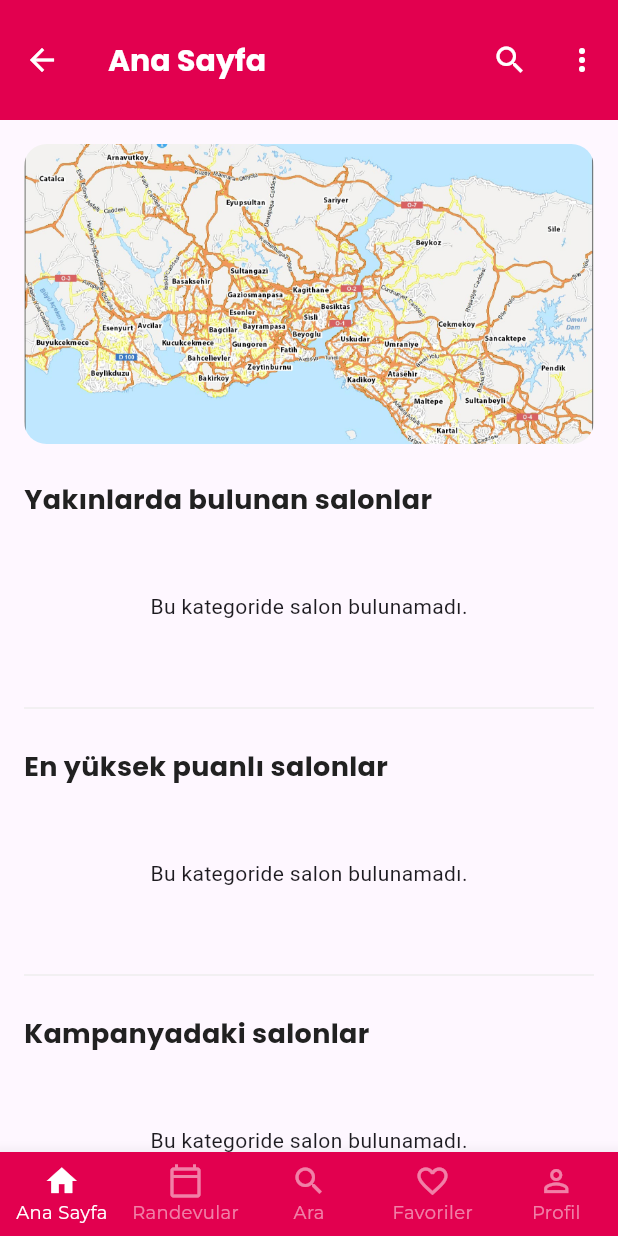
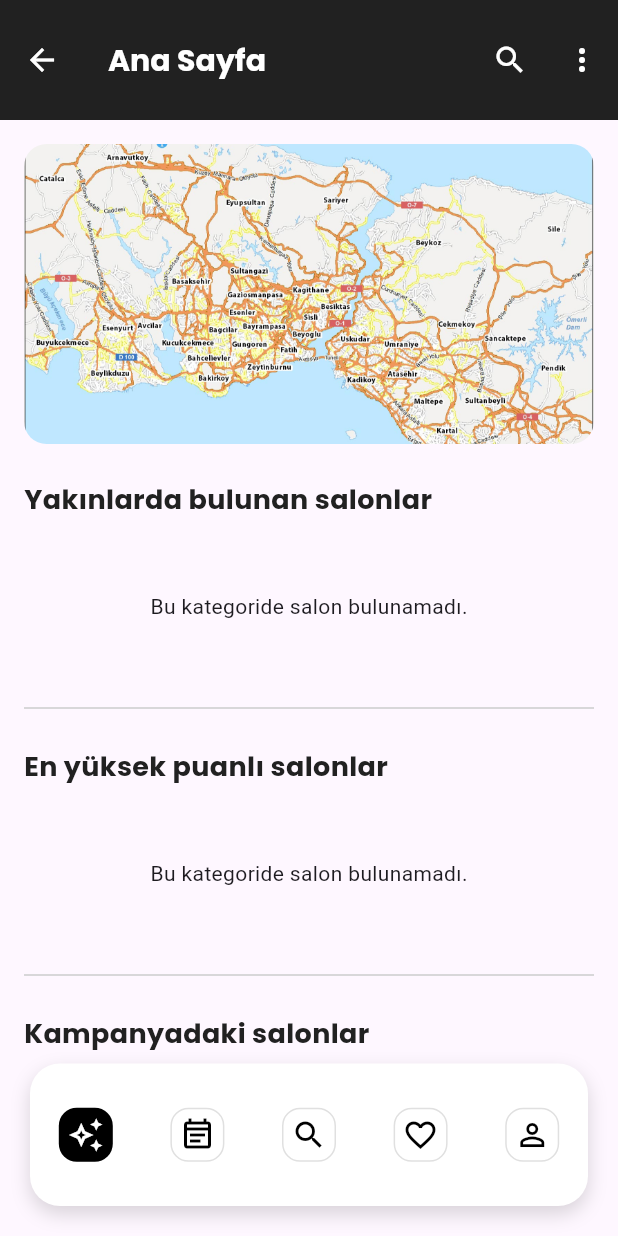
Before and after one commit to emirhankaya00/denemeye_devam, a Flutter app: the MainApp screen opened directly, on a phone screen of 412 x 824 dp. Run offline on Flutter 3.47's test engine with Material 3 defaults, Android fonts, the phone set to English and light mode, and no system bars; our stand-ins replace supabase_flutter; accounts and stored records are empty; network calls fail.

```diff
--- a/lib/core/app_colors.dart
+++ b/lib/core/app_colors.dart
@@ -1,53 +1,51 @@
 import 'package:flutter/material.dart';
 
 class AppColors {
-  // Uygulamanızın ana renk paleti
-  static const Color primary = Color(0xFFDE013F); // Ana renk (mor tonu)
-  static const Color primaryLight = Color(0xFFBB86FC); // Ana rengin daha açık tonu
-  static const Color primaryDark = Color(0xFF3700B3); // Ana rengin daha koyu tonu
+  // Uygulamanızın ana renk paleti - (Gri tonlarına çevrildi)
+  static const Color primary = Color(0xFF424242); // Koyu gri (Eskiden mor tonu)
+  static const Color primaryLight = Color(0xFFBDBDBD); // Açık gri (Eskiden daha açık mor tonu)
+  static const Color primaryDark = Color(0xFF212121); // Çok koyu gri/neredeyse siyah (Eskiden daha koyu mor tonu)
 
-  static const Color secondary = Color(0xFF03DAC6); // Vurgu rengi (turkuaz tonu)
-  static const Color secondaryLight = Color(0xFF66FFF9); // Vurgu rengin daha açık tonu
-  static const Color secondaryDark = Color(0xFF018786); // Vurgu rengin daha koyu tonu
+  static const Color secondary = Color(0xFF757575); // Orta gri (Eskiden turkuaz tonu)
+  static const Color secondaryLight = Color(0xFFE0E0E0); // Çok açık gri (Eskiden daha açık turkuaz tonu)
+  static const Color secondaryDark = Color(0xFF424242); // Koyu gri (Eskiden daha koyu turkuaz tonu)
 
-  static const Color primaryColor = Color(0xFFE2004F); // Başlıktaki ve alttaki çubuktaki bordo/kırmızı
-  static const Color accentColor = Color(0xFFFC5C7D); // Canlı pembe/kırmızı vurgu (belki buton içi)
-  static const Color backgroundColorLight = Color(0xFFF9F9F9); // Açık gri arka plan
+  static const Color primaryColor = Color(0xFF212121); // Ana siyah/çok koyu gri (Eskiden bordo/kırmızı)
+  static const Color accentColor = Color(0xFF757575); // Orta gri (Eskiden canlı pembe/kırmızı vurgu)
+  static const Color backgroundColorLight = Color(0xFFF9F9F9); // Çok açık gri arka plan
   static const Color backgroundColorDark = Color(0xFFF0F0F0); // Biraz daha koyu gri arka plan
-  static const Color cardColor = Color(0xFFFFFFFF); // Beyaz kart
-  static const Color textFieldFillColor = Color(0xFFFFFFFF); // Input içi beyaz
-  static const Color borderColor = Color(0xFFE0E0E0); // Gri border
+  static const Color cardColor = Color(0xFFFFFFFF); // Saf beyaz kart
+  static const Color textFieldFillColor = Color(0xFFF9F9F9); // Input içi için hafif açık gri
+  static const Color borderColor = Color(0xFFD0D0D0); // Orta açık gri border
   static const Color textColorDark = Color(0xFF212121); // Koyu gri metin
   static const Color textColorLight = Color(0xFF757575); // Açık gri metin
-  static const Color iconColor = Color(0xFF9E9E9E); // Gri ikon
-  static const Color starColor = Color(0xFFFFD700); // Sarı yıldız rengi (Altın sarısı)
-  static const Color tagColorActive = Color(0xFFE2004F); // Aktif etiket (Kırmızı)
-  static const Color tagColorPassive = Color(0xFFCCCCCC); // Pasif etiket (Gri)
-  static const Color dividerColor = Color(0xFFEEEEEE); // Ayırıcı çizgiler
+  static const Color iconColor = Color(0xFF9E9E9E); // Orta gri ikon
+  static const Color starColor = Color(0xFFFFCC00); // Sarı yıldız rengi (Altın sarısı, genel algıyı bozmamak için korundu)
+  static const Color tagColorActive = Color(0xFF616161); // Aktif etiket (Koyu gri)
+  static const Color tagColorPassive = Color(0xFFE5E5E5); // Pasif etiket (Açık gri)
+  static const Color dividerColor = Color(0xFFCCCCCC); // Ayırıcı çizgiler (Orta açık gri)
 
-
-
-  // Metin renkleri
+  // Metin renkleri (Gri tonlarına çevrildi)
   static const Color textPrimary = Color(0xFF212121); // Koyu metin rengi
   static const Color textSecondary = Color(0xFF757575); // Açık gri metin rengi
-  static const Color textOnPrimary = Colors.white; // Primary rengi üzerindeki metin (genellikle beyaz)
-  static const Color textOnError = Colors.white; // Hata rengi üzerindeki metin (genellikle beyaz)
+  static const Color textOnPrimary = Colors.white; // Primary rengi üzerindeki metin (beyaz)
+  static const Color textOnError = Colors.white; // Hata rengi üzerindeki metin (beyaz)
 
-  // Durum renkleri
-  static const Color error = Color(0xFFB00020); // Hata rengi
-  static const Color success = Color(0xFF4CAF50); // Başarı rengi (yeşil)
-  static const Color warning = Color(0xFFFB8C00); // Uyarı rengi (turuncu)
+  // Durum renkleri (Tonları ayarlandı)
+  static const Color error = Color(0xFFDC3545); // Kırmızı hata (daha uyumlu ton)
+  static const Color success = Color(0xFF28A745); // Yeşil başarı (daha uyumlu ton)
+  static const Color warning = Color(0xFFFFC107); // Turuncu uyarı (daha uyumlu ton)
 
-  // Arka plan ve yüzey renkleri
-  static const Color background = Color(0xFFF5F5F5); // Genel arka plan rengi (açık gri)
+  // Arka plan ve yüzey renkleri (Gri tonlarına çevrildi)
+  static const Color background = Color(0xFFF5F5F5); // Genel arka plan rengi
   static const Color surface = Colors.white; // Kartlar, dialoglar gibi yüzey rengi
 
-  // Gri tonlar (isteğe bağlı)
+  // Gri tonlar (isteğe bağlı - tanımları değiştirilmedi, sadece renk kodları yeni palete uygun)
   static const Color greyLight = Color(0xFFE0E0E0);
   static const Color greyMedium = Color(0xFF9E9E9E);
   static const Color greyDark = Color(0xFF616161);
 
-// Marka özel renkler (örneğin logo renkleri, eğer varsa)
+// Marka özel renkler (eğer varsa, bunları da gri tonlarına uydurabiliriz ya da nötr tutabiliriz)
 // static const Color brandBlue = Color(0xFF1A73E8);
 // static const Color brandGreen = Color(0xFF34A853);
 }
--- a/lib/screens/root_screen.dart
+++ b/lib/screens/root_screen.dart
@@ -12,9 +12,7 @@ import 'package:denemeye_devam/features/appointments/screens/appointments_screen
 import 'package:denemeye_devam/screens/search_screen.dart';
 import 'package:denemeye_devam/screens/favorites_screen.dart';
 import 'package:denemeye_devam/screens/profile_screen.dart';
-import 'package:denemeye_devam/viewmodels/search_viewmodel.dart'; // YENİ: SearchViewModel import edildi
-// Eğer Randevular için de bir ViewModel oluşturursanız, onu da buraya import edin.
-// import 'package:denemeye_devam/viewmodels/appointments_viewmodel.dart';
+import 'package:denemeye_devam/viewmodels/search_viewmodel.dart';
 
 /// Bu widget artık bir yönlendirici (router) görevi görüyor.
 /// Tek işi, kullanıcının giriş durumunu dinleyip doğru ekranı göstermek.
@@ -46,13 +44,13 @@ class _MainAppState extends State<MainApp> {
   late TextEditingController _searchController; // Arama çubuğu için controller
   late FocusNode _searchFocusNode; // Arama çubuğu için focus node
 
-  // Alt navigasyon barında gösterilecek ekranların listesi
+  // Alt navigasyon barında gösterilecek ekranların listesi (5 ikonlu tasarıma göre ayarlandı)
   static final List<Widget> _pages = <Widget>[
-    const DashboardScreen(),
-    const AppointmentsScreen(),
-    const SearchScreen(),
-    const FavoritesScreen(),
-    const ProfileScreen(),
+    const DashboardScreen(), // Index 0
+    const AppointmentsScreen(), // Index 1
+    const SearchScreen(), // Index 2
+    const FavoritesScreen(), // Index 3
+    const ProfileScreen(), // Index 4
   ];
 
   @override
@@ -61,14 +59,12 @@ class _MainAppState extends State<MainApp> {
     _searchController = TextEditingController();
     _searchFocusNode = FocusNode();
 
-    // Arama sorgusu değiştikçe SearchViewModel'ı güncelle
     _searchController.addListener(() {
       Provider.of<SearchViewModel>(context, listen: false).setSearchQuery(_searchController.text);
     });
 
     _searchFocusNode.addListener(() {
       if (!_searchFocusNode.hasFocus) {
-        // Arama çubuğu odağı kaybettiğinde, arama modunu kapat.
         Provider.of<SearchViewModel>(context, listen: false).toggleSearch(false);
       }
     });
@@ -84,17 +80,15 @@ class _MainAppState extends State<MainApp> {
   void _onItemTapped(int index) {
     setState(() {
       _selectedIndex = index;
-      // Yeni bir sekmeye geçildiğinde arama modunu ve sorguyu sıfırla
       _searchController.clear();
       _searchFocusNode.unfocus();
       Provider.of<SearchViewModel>(context, listen: false).toggleSearch(false);
     });
   }
 
-  // Dinamik AppBar oluşturma metodu
   AppBar _buildDynamicAppBar(BuildContext context) {
-    final searchViewModel = context.watch<SearchViewModel>(); // SearchViewModel'ı dinle
-    final authViewModel = context.watch<AuthViewModel>(); // AuthViewModel'ı dinle (logout için)
+    final searchViewModel = context.watch<SearchViewModel>();
+    final authViewModel = context.watch<AuthViewModel>();
 
     String titleText = '';
     bool showSearchField = false;
@@ -104,9 +98,8 @@ class _MainAppState extends State<MainApp> {
     String? searchHint;
 
     switch (_selectedIndex) {
-      case 0: // DashboardScreen (Ana Sayfa)
+      case 0: // DashboardScreen
         titleText = 'Ana Sayfa';
-        // Dashboard'da arama çubuğu yerine arama ikonu veya boş bırakabiliriz
         actions = [
           IconButton(
             icon: const Icon(Icons.search, color: Colors.white),
@@ -141,32 +134,32 @@ class _MainAppState extends State<MainApp> {
           ),
         ];
         break;
-      case 1: // AppointmentsScreen (Randevularım)
+      case 1: // AppointmentsScreen
         titleText = 'Randevularım';
         showSearchField = true;
         searchHint = 'Randevu ara...';
-        showBackButton = true; // Dashboard'a dönmek için geri tuşu
-        leadingAction = () => _onItemTapped(0); // YENİ: Dashboard'a dön
+        showBackButton = true;
+        leadingAction = () => _onItemTapped(0);
         break;
-      case 2: // SearchScreen (Ara)
+      case 2: // SearchScreen
         titleText = 'Ara';
         showSearchField = true;
         searchHint = 'Salon veya hizmet ara...';
-        showBackButton = true; // Dashboard'a dönmek için geri tuşu
-        leadingAction = () => _onItemTapped(0); // YENİ: Dashboard'a dön
+        showBackButton = true;
+        leadingAction = () => _onItemTapped(0);
         break;
-      case 3: // FavoritesScreen (Favorilerim)
+      case 3: // FavoritesScreen
         titleText = 'Favorilerim';
         showSearchField = true;
         searchHint = 'Favorilerde ara...';
-        showBackButton = true; // Dashboard'a dönmek için geri tuşu
-        leadingAction = () => _onItemTapped(0); // YENİ: Dashboard'a dön
+        showBackButton = true;
+        leadingAction = () => _onItemTapped(0);
         break;
-      case 4: // ProfileScreen (Profilim)
+      case 4: // ProfileScreen
         titleText = 'Profilim';
         showSearchField = false;
-        showBackButton = true; // Dashboard'a dönmek için geri tuşu
-        leadingAction = () => _onItemTapped(0); // YENİ: Dashboard'a dön
+        showBackButton = true;
+        leadingAction = () => _onItemTapped(0);
         break;
     }
 
@@ -186,8 +179,8 @@ class _MainAppState extends State<MainApp> {
         ),
         onPressed: leadingAction,
       )
-          : null, // Geri tuşu yoksa boş bırak
-      titleSpacing: showSearchField ? 0 : null, // Arama çubuğu varsa boşluğu kaldır
+          : null,
+      titleSpacing: showSearchField ? 0 : null,
       title: showSearchField
           ? Container(
         height: 48.0,
@@ -199,7 +192,6 @@ class _MainAppState extends State<MainApp> {
           controller: _searchController,
           focusNode: _searchFocusNode,
           onTap: () {
-            // Arama çubuğuna tıklandığında arama modunu aç
             searchViewModel.toggleSearch(true);
           },
           decoration: InputDecoration(
@@ -211,7 +203,7 @@ class _MainAppState extends State<MainApp> {
               icon: Icon(Icons.clear, color: AppColors.textColorLight),
               onPressed: () {
                 _searchController.clear();
-                searchViewModel.setSearchQuery(''); // Sorguyu temizle
+                searchViewModel.setSearchQuery('');
               },
             )
                 : null,
@@ -225,54 +217,111 @@ class _MainAppState extends State<MainApp> {
         titleText,
         style: AppFonts.poppinsBold(fontSize: 20, color: AppColors.textOnPrimary),
       ),
-      actions: showSearchField ? const [SizedBox(width: 16.0)] : actions, // Arama çubuğu varsa boşluk bırak, yoksa actions'ları göster
+      actions: showSearchField ? const [SizedBox(width: 16.0)] : actions,
+    );
+  }
+
+  // Özel olarak BottomNavigationBar item ikonlarını ve arka planını oluşturmak için yardımcı fonksiyon
+  Widget _buildNavItem(IconData icon, int index) {
+    final bool isSelected = _selectedIndex == index;
+    // İkonun boyutuna göre kare bir alan belirle
+    final double iconSize = 24.0; // İkon boyutu
+    final double padding = 6.0; // İç dolgu
+    final double containerSize = iconSize + (padding * 2); // Konteyner boyutu (24 + 12 = 36)
+
+    return Center(
+      child: Container(
+        width: containerSize, // Genişliği belirle
+        height: containerSize, // Yüksekliği belirle
+        decoration: BoxDecoration(
+          color: isSelected ? Colors.black : Colors.transparent,
+          borderRadius: BorderRadius.circular(12.0), // Köşelerin yuvarlak kalması için mevcut radius
+          border: isSelected ? null : Border.all(color: Colors.grey.shade300, width: 1.0),
+        ),
+        child: Icon(
+          icon,
+          size: iconSize,
+          color: isSelected ? Colors.white : Colors.black,
+        ),
+      ),
     );
   }
 
   @override
   Widget build(BuildContext context) {
     return Scaffold(
-      appBar: _buildDynamicAppBar(context), // Dinamik AppBar burada!
-      body: IndexedStack(index: _selectedIndex, children: _pages),
-      bottomNavigationBar: BottomNavigationBar(
-        items: const <BottomNavigationBarItem>[
+      appBar: _buildDynamicAppBar(context),
+      body: Stack(
+        children: [
+          // Sayfa içeriği
+          IndexedStack(index: _selectedIndex, children: _pages),
+          // Floating Bottom Navigation Bar
+          Positioned(
+            bottom: 20.0,
+            left: 20.0,
+            right: 20.0,
+            child: Container(
+              height: 95.0,
+              decoration: BoxDecoration(
+                color: AppColors.cardColor,
+                borderRadius: BorderRadius.circular(20.0),
+                boxShadow: [
+                  BoxShadow(
+                    color: Colors.black.withOpacity(0.15),
+                    spreadRadius: 0,
+                    blurRadius: 10,
+                    offset: const Offset(0, 5),
+                  ),
+                ],
+              ),
+              child: ClipRRect(
+                borderRadius: BorderRadius.circular(20.0),
+                child: Align(
+                  alignment: Alignment.center,
+                  child: BottomNavigationBar(
+                    items: <BottomNavigationBarItem>[
                       BottomNavigationBarItem(
-            icon: Icon(Icons.home_outlined),
-            activeIcon: Icon(Icons.home),
-            label: 'Ana Sayfa',
+                        icon: _buildNavItem(Icons.auto_awesome_outlined, 0), // Makas yerine Parıltı ikonu
+                        activeIcon: _buildNavItem(Icons.auto_awesome_outlined, 0),
+                        label: '',
                       ),
                       BottomNavigationBarItem(
-            icon: Icon(Icons.calendar_today_outlined),
-            activeIcon: Icon(Icons.calendar_today),
-            label: 'Randevular',
+                        icon: _buildNavItem(Icons.event_note_outlined, 1), // Takvim (notlu)
+                        activeIcon: _buildNavItem(Icons.event_note_outlined, 1),
+                        label: '',
                       ),
                       BottomNavigationBarItem(
-            icon: Icon(Icons.search_outlined),
-            activeIcon: Icon(Icons.search),
-            label: 'Ara',
+                        icon: _buildNavItem(Icons.search_outlined, 2), // Parıltı yerine Arama ikonu
+                        activeIcon: _buildNavItem(Icons.search_outlined, 2),
+                        label: '',
                       ),
                       BottomNavigationBarItem(
-            icon: Icon(Icons.favorite_border),
-            activeIcon: Icon(Icons.favorite),
-            label: 'Favoriler',
+                        icon: _buildNavItem(Icons.favorite_border, 3), // Favoriler
+                        activeIcon: _buildNavItem(Icons.favorite, 3),
+                        label: '',
                       ),
                       BottomNavigationBarItem(
-            icon: Icon(Icons.person_outline),
-            activeIcon: Icon(Icons.person),
-            label: 'Profil',
+                        icon: _buildNavItem(Icons.person_outline, 4), // Kişi ikonu
+                        activeIcon: _buildNavItem(Icons.person_outline, 4),
+                        label: '',
                       ),
                     ],
                     currentIndex: _selectedIndex,
-        selectedItemColor: AppColors.textOnPrimary,
-        unselectedItemColor: AppColors.textOnPrimary.withValues(alpha: 0.5),
+                    selectedItemColor: Colors.transparent,
+                    unselectedItemColor: Colors.transparent,
                     onTap: _onItemTapped,
                     type: BottomNavigationBarType.fixed,
-        backgroundColor: AppColors.primaryColor,
-        elevation: 10,
-        selectedLabelStyle: AppFonts.bodySmall(color: AppColors.textOnPrimary),
-        unselectedLabelStyle: AppFonts.bodySmall(
-          color: AppColors.textOnPrimary.withValues(alpha: 0.7),
+                    backgroundColor: AppColors.cardColor,
+                    elevation: 0,
+                    selectedLabelStyle: const TextStyle(fontSize: 0),
+                    unselectedLabelStyle: const TextStyle(fontSize: 0),
+                    iconSize: 24.0,
                   ),
+                ),
+              ),
+            ),
+          ),
+        ],
       ),
     );
   }
```
Also changed, not shown: lib/features/common/widgets/salon_card.dart (+100 -51 lines). Lines whose indentation alone changed are shown as unchanged.
